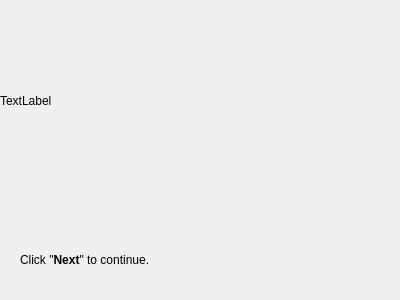
The window that ui/wizards/intro.ui (GunioRobot/speechcontrol) describes before a commit, drawn with Qt 5.
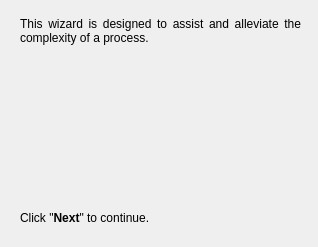
The same window after the commit.

Patch:
```diff
--- a/ui/wizards/intro.ui
+++ b/ui/wizards/intro.ui
@@ -6,20 +6,14 @@
    <rect>
     <x>0</x>
     <y>0</y>
-    <width>400</width>
-    <height>300</height>
+    <width>318</width>
+    <height>247</height>
    </rect>
   </property>
   <property name="minimumSize">
    <size>
-    <width>400</width>
-    <height>300</height>
-   </size>
-  </property>
-  <property name="maximumSize">
-   <size>
-    <width>400</width>
-    <height>300</height>
+    <width>300</width>
+    <height>200</height>
    </size>
   </property>
   <property name="windowTitle">
@@ -31,38 +25,59 @@
   <property name="subTitle">
    <string>Summary of the wizard.</string>
   </property>
-  <widget class="QLabel" name="labelSummary">
-   <property name="geometry">
-    <rect>
-     <x>0</x>
-     <y>0</y>
-     <width>321</width>
-     <height>201</height>
-    </rect>
-   </property>
-   <property name="text">
-    <string>TextLabel</string>
-   </property>
-   <property name="wordWrap">
-    <bool>true</bool>
-   </property>
-  </widget>
-  <widget class="QLabel" name="label">
+  <widget class="QWidget" name="verticalLayoutWidget">
    <property name="geometry">
     <rect>
      <x>20</x>
-     <y>250</y>
-     <width>291</width>
-     <height>21</height>
+     <y>10</y>
+     <width>281</width>
+     <height>221</height>
     </rect>
    </property>
-   <property name="text">
-    <string>&lt;!DOCTYPE HTML PUBLIC &quot;-//W3C//DTD HTML 4.0//EN&quot; &quot;http://www.w3.org/TR/REC-html40/strict.dtd&quot;&gt;
+   <layout class="QVBoxLayout" name="verticalLayout">
+    <item>
+     <widget class="QLabel" name="labelSummary">
+      <property name="minimumSize">
+       <size>
+        <width>279</width>
+        <height>160</height>
+       </size>
+      </property>
+      <property name="text">
+       <string>This wizard is designed to assist and alleviate the complexity of a process.</string>
+      </property>
+      <property name="alignment">
+       <set>Qt::AlignJustify|Qt::AlignTop</set>
+      </property>
+      <property name="wordWrap">
+       <bool>true</bool>
+      </property>
+      <property name="margin">
+       <number>10</number>
+      </property>
+      <property name="indent">
+       <number>7</number>
+      </property>
+     </widget>
+    </item>
+    <item>
+     <widget class="QLabel" name="label">
+      <property name="maximumSize">
+       <size>
+        <width>300</width>
+        <height>25</height>
+       </size>
+      </property>
+      <property name="text">
+       <string>&lt;!DOCTYPE HTML PUBLIC &quot;-//W3C//DTD HTML 4.0//EN&quot; &quot;http://www.w3.org/TR/REC-html40/strict.dtd&quot;&gt;
 &lt;html&gt;&lt;head&gt;&lt;meta name=&quot;qrichtext&quot; content=&quot;1&quot; /&gt;&lt;style type=&quot;text/css&quot;&gt;
 p, li { white-space: pre-wrap; }
 &lt;/style&gt;&lt;/head&gt;&lt;body style=&quot; font-family:'Ubuntu'; font-size:9pt; font-weight:400; font-style:normal;&quot;&gt;
 &lt;p style=&quot; margin-top:0px; margin-bottom:0px; margin-left:0px; margin-right:0px; -qt-block-indent:0; text-indent:0px;&quot;&gt;Click &amp;quot;&lt;span style=&quot; font-weight:600;&quot;&gt;Next&lt;/span&gt;&amp;quot; to continue.&lt;/p&gt;&lt;/body&gt;&lt;/html&gt;</string>
-   </property>
+      </property>
+     </widget>
+    </item>
+   </layout>
   </widget>
  </widget>
  <resources/>
```
